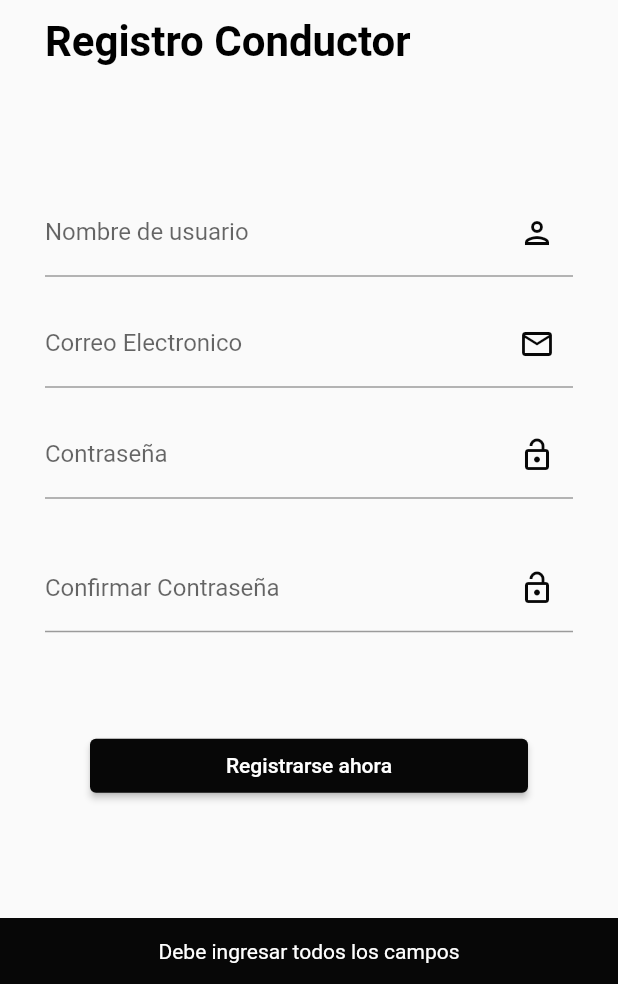
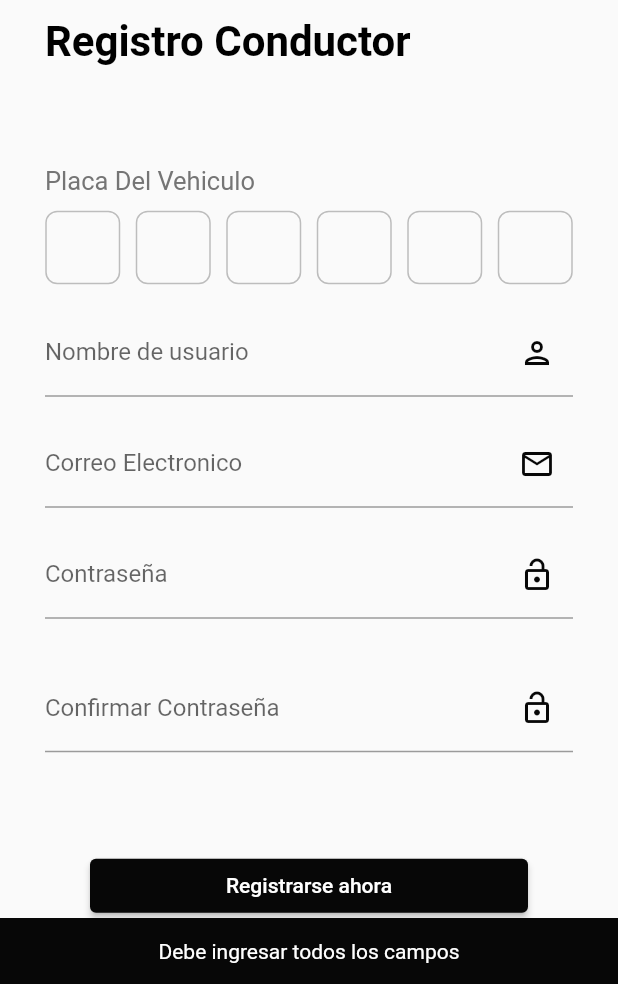
Before and after one commit to yenns15/farefinder, a Flutter app: the ConductorRegisterPage screen opened by its route, after a tap on "Registrarse ahora", on a phone screen of 412 x 824 dp, the part 252-1236 px from its top. Run offline on Flutter 3.47's test engine with Material 2 defaults, Android fonts, the phone set to English and light mode, and no system bars; our stand-ins replace cloud_firestore, firebase_auth, firebase_core, flutter_custom_clippers, progress_dialog_null_safe, shared_preferences; accounts and stored records are empty; Roboto replaces fonts that are missing (NimbusSans).

Commit message:
Register Conductor

```diff
--- /dev/null
+++ b/lib/src/models/conductor.dart
@@ -0,0 +1,36 @@
+import 'dart:convert';
+
+Conductor conductorFromJson(String str) => Conductor.fromJson(json.decode(str));
+
+String conductorToJson(Conductor data) => json.encode(data.toJson());
+
+class Conductor {
+    Conductor({
+        required this.id,
+        required this.username,
+        required this.email,
+        required this.password,
+        required this.plate,
+    });
+
+    String id;
+    String username;
+    String email;
+    String password;
+    String plate;
+
+    factory Conductor.fromJson(Map<String, dynamic> json) => Conductor(
+        id: json["id"],
+        username: json["username"],
+        email: json["email"],
+        password: json["password"],
+        plate: json["plate"],
+    );
+
+    Map<String, dynamic> toJson() => {
+        "id": id,
+        "username": username,
+        "email": email,
+        "plate": plate,
+    };
+}
--- a/lib/src/pages/cliente/register/cliente_register_page.dart
+++ b/lib/src/pages/cliente/register/cliente_register_page.dart
@@ -7,6 +7,8 @@ import 'package:farefinder/src/utils/colors.dart' as utils;
 
 
 class ClienteRegisterPage extends StatefulWidget {
+  const ClienteRegisterPage({super.key});
+
 
   @override
   State<ClienteRegisterPage> createState() => _ClienteRegisterPageState();
@@ -131,7 +133,7 @@ class _ClienteRegisterPageState extends State<ClienteRegisterPage> {
       alignment: Alignment.centerLeft,
       margin: EdgeInsets.symmetric(horizontal: 30),
       child: Text(
-        'Registro',
+        'Registro Usuario',
         style: TextStyle(
           color: Colors.black,
           fontWeight: FontWeight.bold,
--- a/lib/src/pages/conductor/register/conductor_register_controller.dart
+++ b/lib/src/pages/conductor/register/conductor_register_controller.dart
@@ -1,6 +1,6 @@
-import 'package:farefinder/src/models/client.dart';
+import 'package:farefinder/src/models/conductor.dart';
 import 'package:farefinder/src/providers/auth_provider.dart';
-import 'package:farefinder/src/providers/client_provider.dart';
+import 'package:farefinder/src/providers/conductor_provider.dart';
 import 'package:farefinder/src/utils/my_progress_dialog.dart';
 import 'package:flutter/material.dart';
 import 'package:farefinder/src/utils/snackbar.dart' as utils;
@@ -9,29 +9,47 @@ import 'package:progress_dialog_null_safe/progress_dialog_null_safe.dart';
 
 class ConductorRegisterController {
   late BuildContext context;
-  final GlobalKey<ScaffoldState> key = GlobalKey<ScaffoldState>();
+   GlobalKey<ScaffoldState> key = GlobalKey<ScaffoldState>();
 
-  final TextEditingController usernameController = TextEditingController();
-  final TextEditingController emailController = TextEditingController();
-  final TextEditingController passwordController = TextEditingController();
-  final TextEditingController confirmPasswordController = TextEditingController();
+    TextEditingController usernameController = TextEditingController();
+    TextEditingController emailController = TextEditingController();
+    TextEditingController passwordController = TextEditingController();
+    TextEditingController confirmPasswordController = TextEditingController();
+    TextEditingController pin1Controller = TextEditingController();
+    TextEditingController pin2Controller = TextEditingController();
+    TextEditingController pin3Controller = TextEditingController();
+    TextEditingController pin4Controller = TextEditingController();
+    TextEditingController pin5Controller = TextEditingController();
+    TextEditingController pin6Controller = TextEditingController();
+
 
   late  AuthProvider _authProvider;
-  late ClientProvider _clientProvider;
+  late ConductorProvider _conductorProvider;
   late ProgressDialog _progressDialog;
 
   Future<void> init(BuildContext context) async {
     this.context = context;
     _authProvider = new AuthProvider();
-    _clientProvider = new ClientProvider();
+    _conductorProvider = new ConductorProvider();
     _progressDialog = MyProgressDialog.createProgressDialog(context,'Espere un momento');
   }
 
   void register() async {
-    final String username = usernameController.text;
-    final String email = emailController.text.trim();
-    final String confirmPassword = confirmPasswordController.text.trim();
-    final String password = passwordController.text.trim();
+      String username = usernameController.text;
+      String email = emailController.text.trim();
+      String confirmPassword = confirmPasswordController.text.trim();
+      String password = passwordController.text.trim();
+
+      String pin1 = pin1Controller.text.trim();
+      String pin2 = pin2Controller.text.trim();
+      String pin3 = pin3Controller.text.trim();
+      String pin4 = pin4Controller.text.trim();
+      String pin5 = pin5Controller.text.trim();
+      String pin6 = pin6Controller.text.trim();
+
+      String plate = '$pin1$pin2$pin3-$pin4$pin5$pin6';
+
+
 
     print('Email: $email');
     print('Password: $password');
@@ -56,28 +74,31 @@ class ConductorRegisterController {
     _progressDialog.show();
 
     try {
-      final bool isRegister = await _authProvider.register(email, password);
+     bool isRegister = await _authProvider.register(email, password);
 
       if (isRegister) {
+
         final user = _authProvider.getUser();
         if (user != null) {
-          final Client client = Client(
+          Conductor conductor = Conductor(
               id: user.uid,
               email: user.email?.trim() ?? '',
               username: username,
-              password: password);
+              password: password,
+              plate : plate
+              );
 
-          await _clientProvider.create(client);
+          await _conductorProvider.create(conductor);
           _progressDialog.hide();
-          utils.Snackbar.showSnackbar(context, key, 'El usuario se registró correctamente');
-          print('El usuario se registró correctamente');
+          utils.Snackbar.showSnackbar(context, key, 'El Conductor se registró correctamente');
+          print('El Conductor se registró correctamente');
         } else {
           _progressDialog.hide();
           print('No se pudo obtener información del usuario');
         }
       } else {
         _progressDialog.hide();
-        print('El usuario no se pudo registrar');
+        print('El Conductor no se pudo registrar');
       }
     } catch (error) {
       _progressDialog.hide();
--- a/lib/src/pages/conductor/register/conductor_register_page.dart
+++ b/lib/src/pages/conductor/register/conductor_register_page.dart
@@ -1,4 +1,5 @@
 import 'package:farefinder/src/pages/conductor/register/conductor_register_controller.dart';
+import 'package:farefinder/src/utils/otp_widget.dart';
 import 'package:farefinder/src/widget/button_app.dart';
 import 'package:flutter/material.dart';
 import 'package:flutter/scheduler.dart';
@@ -6,6 +7,8 @@ import 'package:flutter_custom_clippers/flutter_custom_clippers.dart';
 import 'package:farefinder/src/utils/colors.dart' as utils;
 
 class ConductorRegisterPage extends StatefulWidget {
+  const ConductorRegisterPage({super.key});
+
 
   @override
   _ConductorRegisterPageState createState() => _ConductorRegisterPageState();
@@ -41,6 +44,18 @@ class _ConductorRegisterPageState extends State<ConductorRegisterPage> {
               _bannerApp(),
               _textLogin(),
               SizedBox(height: MediaQuery.of(context).size.height * 0.08),
+              _textLicencePlate(),
+              Container(
+                margin: EdgeInsets.symmetric(horizontal: 25),
+                child: OTPFields(
+                  pin1: _con.pin1Controller,
+                  pin2: _con.pin2Controller,
+                  pin3: _con.pin3Controller,
+                  pin4: _con.pin4Controller,
+                  pin5: _con.pin5Controller,
+                  pin6: _con.pin6Controller,
+                ),
+              ),
               _textFieldUsername(),
               _textFieldEmail(),
               _textFieldPassword(),
@@ -127,6 +142,22 @@ class _ConductorRegisterPageState extends State<ConductorRegisterPage> {
     );
   }
 
+
+  Widget _textLicencePlate(){
+    return Container(
+      alignment: Alignment.centerLeft,
+      margin: EdgeInsets.symmetric(horizontal: 30),
+      child: Text(
+        'Placa Del Vehiculo',
+        style: TextStyle(
+          color: Colors.grey[600],
+          fontSize: 17
+        ),
+
+      ),
+    );
+  }
+
   Widget _textLogin() {
     return Container(
       alignment: Alignment.centerLeft,
--- a/lib/src/pages/home/home_controller.dart
+++ b/lib/src/pages/home/home_controller.dart
@@ -2,12 +2,15 @@ import 'package:farefinder/src/utils/shared_pref.dart';
 import 'package:flutter/material.dart';
 
 class HomeController {
- late BuildContext context;
- late SharedPref _sharedPref;
-  Future? init(BuildContext context) {
+
+
+  late BuildContext context;
+  late SharedPref _sharedPref;
+
+
+   void init(BuildContext context) {
     this.context = context;
     _sharedPref = new SharedPref();
-    return null;
   }
 
   void goToLoginPage(String typeUser) {
@@ -15,8 +18,8 @@ class HomeController {
     Navigator.pushNamed(context, 'login');
   }
 
-  void saveTypeUser(String typeUser) {
-     _sharedPref.save('typeUser', typeUser);
+  void saveTypeUser(String typeUser) async {
+      _sharedPref.save('typeUser', typeUser);
   }
 
 }
--- a/lib/src/pages/home/home_page.dart
+++ b/lib/src/pages/home/home_page.dart
@@ -25,11 +25,11 @@ class _HomePageState extends State<HomePage> {
             SizedBox(height: 50),
             _textSelectYourRol(),
             SizedBox(height: 30),
-            _imageTypeUser(context, 'assets/img/pasajero.png', 'Cliente'),
+            _imageTypeUser(context, 'assets/img/pasajero.png', 'cliente'),
             SizedBox(height: 10),
             _textTypeUser('Cliente'),
             SizedBox(height: 30),
-            _imageTypeUser(context, 'assets/img/driver.png','Conductor'),
+            _imageTypeUser(context, 'assets/img/conductor.png','conductor'),
             SizedBox(height: 10),
             _textTypeUser(
               'Conductor',
@@ -71,9 +71,7 @@ class _HomePageState extends State<HomePage> {
 
   Widget _imageTypeUser(BuildContext context, String image, String typeUser) {
     return GestureDetector(
-        onTap: (){
-          _con.goToLoginPage(typeUser);
-        },
+        onTap: () => _con.goToLoginPage(typeUser),
         child: CircleAvatar(
           backgroundImage: AssetImage(image),
           radius: 50,
--- a/lib/src/pages/login/login_controller.dart
+++ b/lib/src/pages/login/login_controller.dart
@@ -16,7 +16,7 @@ class LoginController {
   late ProgressDialog _progressDialog;
 
   late SharedPref _sharedPref;
-   String _typeUser = '';
+  late String _typeUser;
 
  LoginController({required AuthProvider authProvider})
       : _authProvider = authProvider;
@@ -32,16 +32,15 @@ class LoginController {
       print(_typeUser);
   }
 
-  void goToRegisterPage() {
+void goToRegisterPage() async {
+  _typeUser = await _sharedPref.read('typeUser');
 
-    if (_typeUser == 'cliente'){
-      Navigator.pushNamed(context, 'cliente/register');
-    }
-    else{
-       Navigator.pushNamed(context, 'conductor/register');
-    }
-
+  if (_typeUser == 'cliente') {
+    Navigator.pushNamed(context, 'cliente/register');
+  } else {
+    Navigator.pushNamed(context, 'conductor/register');
   }
+}
 
   void login() async {
     String email = emailController.text.trim();
--- /dev/null
+++ b/lib/src/providers/conductor_provider.dart
@@ -0,0 +1,25 @@
+import 'package:cloud_firestore/cloud_firestore.dart';
+import 'package:farefinder/src/models/conductor.dart';
+
+class ConductorProvider {
+
+  late CollectionReference _ref;
+
+  ConductorProvider() {
+    _ref = FirebaseFirestore.instance.collection('Drivers');
+  }
+
+    Future<void> create(Conductor conductor) async {
+      late String errorMessage;
+
+      try {
+        return _ref.doc(conductor.id).set(conductor.toJson());
+      } catch (error) {
+        errorMessage = error.toString();
+      }
+
+      if (errorMessage != null) {
+        return Future.error(errorMessage);
+      }
+    }
+  }
--- /dev/null
+++ b/lib/src/utils/otp_widget.dart
@@ -0,0 +1,204 @@
+import 'package:flutter/material.dart';
+import 'package:flutter/services.dart';
+
+final inputBorder = OutlineInputBorder(
+  borderRadius: BorderRadius.circular(8.0),
+  borderSide: BorderSide(color: Colors.grey.shade400),
+);
+
+final inputDecoration = InputDecoration(
+  contentPadding: EdgeInsets.symmetric(vertical: 10.0),
+  border: inputBorder,
+  focusedBorder: inputBorder,
+  enabledBorder: inputBorder,
+);
+
+class OTPFields extends StatefulWidget {
+
+  TextEditingController pin1;
+  TextEditingController pin2;
+  TextEditingController pin3;
+  TextEditingController pin4;
+  TextEditingController pin5;
+  TextEditingController pin6;
+
+  OTPFields({
+    Key,
+    required this.pin1,
+    required this.pin2,
+    required this.pin3,
+    required this.pin4,
+    required this.pin5,
+    required this.pin6,
+  }) : super();
+
+  @override
+  _OTPFieldsState createState() => _OTPFieldsState();
+}
+
+class _OTPFieldsState extends State<OTPFields> {
+
+  late FocusNode pin1FN;
+  late FocusNode pin2FN;
+  late FocusNode pin3FN;
+  late FocusNode pin4FN;
+  late FocusNode pin5FN;
+  late FocusNode pin6FN;
+
+
+  final pinStyle = TextStyle(fontSize: 25, fontWeight: FontWeight.bold);
+
+  @override
+  void initState() {
+    super.initState();
+    pin1FN = FocusNode();
+    pin2FN = FocusNode();
+    pin3FN = FocusNode();
+    pin4FN = FocusNode();
+    pin5FN = FocusNode();
+    pin6FN = FocusNode();
+  }
+
+  @override
+  void dispose() {
+    super.dispose();
+    pin1FN.dispose();
+    pin2FN.dispose();
+    pin3FN.dispose();
+    pin4FN.dispose();
+    pin5FN.dispose();
+    pin6FN.dispose();
+  }
+
+  void nextField(String value, FocusNode focusNode) {
+    if (value.length == 1) {
+      focusNode.requestFocus();
+    }
+  }
+
+  @override
+  Widget build(BuildContext context) {
+    return Form(
+      child: Column(
+        children: [
+          const SizedBox(height: 10.0),
+          Row(
+            mainAxisAlignment: MainAxisAlignment.spaceAround,
+            children: [
+              SizedBox(
+                width: 50,
+                height: 50,
+
+                child: TextFormField(
+                  controller: widget.pin1,
+                  autofocus: true,
+                  style: pinStyle,
+                  keyboardType: TextInputType.text,
+                  textAlign: TextAlign.center,
+                  decoration: inputDecoration,
+                  inputFormatters: [
+                    UpperCaseTextFormatter(),
+                  ],
+                  onChanged: (value) {
+                    nextField(value, pin2FN);
+                  },
+                ),
+              ),
+              SizedBox(
+                width: 50,
+                height: 50,
+
+                child: TextFormField(
+                  controller: widget.pin2,
+                  focusNode: pin2FN,
+                  style: pinStyle,
+                  keyboardType: TextInputType.text,
+                  textAlign: TextAlign.center,
+                  decoration: inputDecoration,
+                  inputFormatters: [
+                    UpperCaseTextFormatter(),
+                  ],
+                  onChanged: (value) => nextField(value, pin3FN),
+                ),
+              ),
+              SizedBox(
+                width: 50,
+                height: 50,
+
+                child: TextFormField(
+                  controller: widget.pin3,
+                  focusNode: pin3FN,
+                  style: pinStyle,
+                  keyboardType: TextInputType.text,
+                  textAlign: TextAlign.center,
+                  decoration: inputDecoration,
+                  inputFormatters: [
+                    UpperCaseTextFormatter(),
+                  ],
+                  onChanged: (value) => nextField(value, pin4FN),
+                ),
+              ),
+              SizedBox(
+                width: 50,
+                height: 50,
+
+                child: TextFormField(
+                  controller: widget.pin4,
+                  focusNode: pin4FN,
+                  style: pinStyle,
+                  keyboardType: TextInputType.number,
+                  textAlign: TextAlign.center,
+                  decoration: inputDecoration,
+                  onChanged: (value) => nextField(value, pin5FN),
+                ),
+              ),
+              SizedBox(
+                width: 50,
+                height: 50,
+
+                child: TextFormField(
+                  controller: widget.pin5,
+                  focusNode: pin5FN,
+                  style: pinStyle,
+                  keyboardType: TextInputType.number,
+                  textAlign: TextAlign.center,
+                  decoration: inputDecoration,
+                  onChanged: (value) => nextField(value, pin6FN),
+                ),
+              ),
+              SizedBox(
+                width: 50,
+                height: 50,
+                child: TextFormField(
+                  controller: widget.pin6,
+                  focusNode: pin6FN,
+                  style: pinStyle,
+                  keyboardType: TextInputType.number,
+                  textAlign: TextAlign.center,
+                  decoration: inputDecoration,
+                  onChanged: (value) {
+                    if (value.length == 1) {
+                      pin6FN.unfocus();
+                    }
+                  },
+                ),
+              ),
+            ],
+          ),
+        ],
+      ),
+    );
+  }
+
+
+}
+
+class UpperCaseTextFormatter extends TextInputFormatter {
+  @override
+  TextEditingValue formatEditUpdate(TextEditingValue oldValue, TextEditingValue newValue) {
+    return TextEditingValue(
+      text: newValue.text.toUpperCase(),
+      selection: newValue.selection,
+    );
+  }
+}
--- a/lib/src/utils/shared_pref.dart
+++ b/lib/src/utils/shared_pref.dart
@@ -8,9 +8,13 @@ class SharedPref{
       prefs.setString(key, jsonEncode(value));
     }
 
-dynamic read(String key) async {
+Future<dynamic> read(String key) async {
   final prefs = await SharedPreferences.getInstance();
-  return json.decode(prefs.getString(key) ?? '{}');
+  final jsonString = prefs.getString(key);
+  if (jsonString != null) {
+    return json.decode(jsonString);
+  }
+  return null;
 }
 
 
```
Also changed, not shown: assets/img/conductor.png (added), assets/img/driver.png (deleted), assets/img/pasajero.png.
